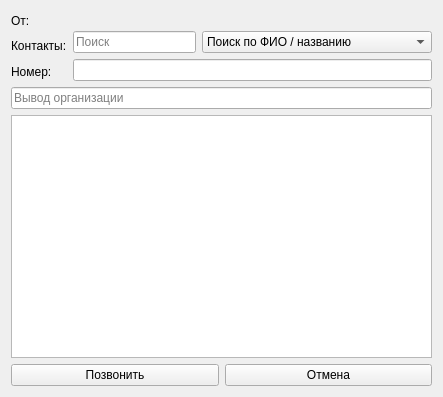
This is PlaceCallDialog.ui in okostynchuk/Outcall as Qt 5 draws it before an edit. The edited form follows.
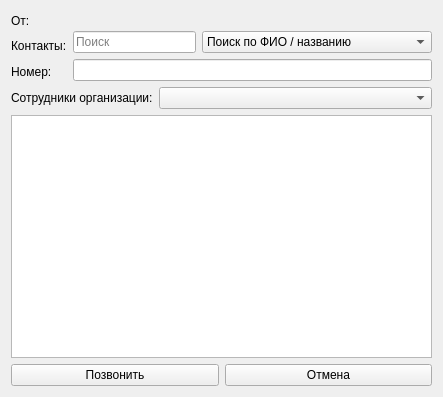
This is the edited form. Icons and pictures are not drawn.

Commit message: PlaceCallDialog is done

What changed in the file:
```diff
--- a/PlaceCallDialog.ui
+++ b/PlaceCallDialog.ui
@@ -119,20 +119,25 @@
    <item row="1" column="0">
     <layout class="QVBoxLayout" name="verticalLayout_3">
      <item>
-      <widget class="QLineEdit" name="lineEdit_2">
-       <property name="focusPolicy">
-        <enum>Qt::ClickFocus</enum>
-       </property>
-       <property name="styleSheet">
-        <string notr="true"/>
-       </property>
-       <property name="readOnly">
-        <bool>true</bool>
-       </property>
-       <property name="placeholderText">
-        <string>Вывод организации</string>
-       </property>
-      </widget>
+      <layout class="QHBoxLayout" name="horizontalLayout_4">
+       <item>
+        <widget class="QLabel" name="orgLabel">
+         <property name="text">
+          <string>Сотрудники организации:</string>
+         </property>
+        </widget>
+       </item>
+       <item>
+        <widget class="QComboBox" name="comboBox_2">
+         <property name="sizePolicy">
+          <sizepolicy hsizetype="Expanding" vsizetype="Fixed">
+           <horstretch>0</horstretch>
+           <verstretch>0</verstretch>
+          </sizepolicy>
+         </property>
+        </widget>
+       </item>
+      </layout>
      </item>
      <item>
       <widget class="QTableView" name="tableView">
```
Left out of the diff: 6 changed lines with no effect on the pictures. The commit also changes 1 other file.
